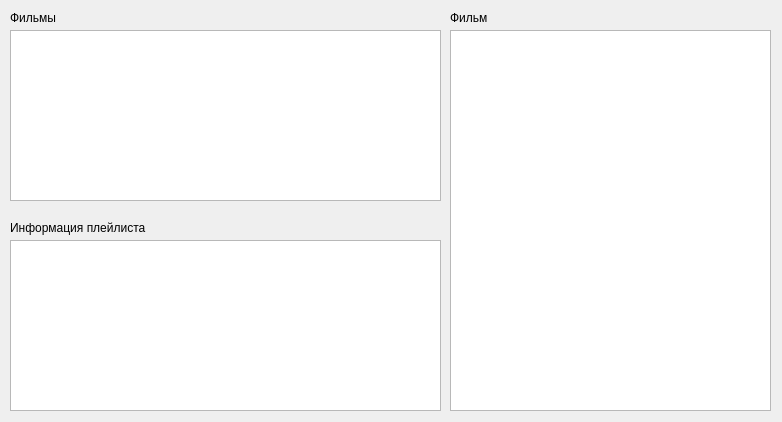
SaveTheTelvit/JustFilmInfoProject, file filmview.ui: the form before one commit.
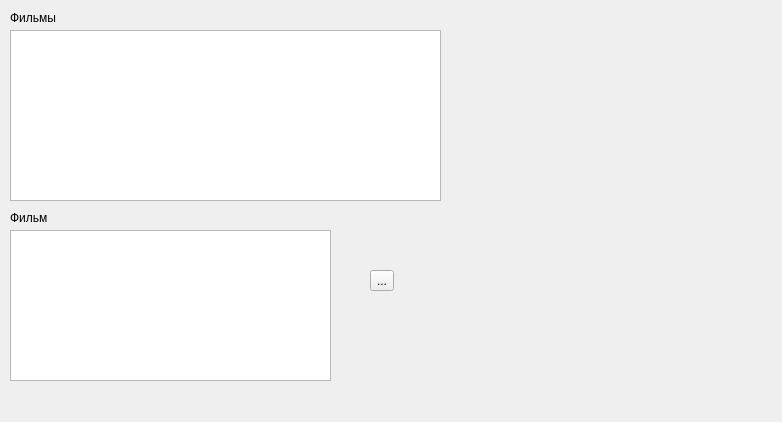
The form after the commit.

```diff
--- a/filmview.ui
+++ b/filmview.ui
@@ -36,24 +36,11 @@
     <string>Фильмы</string>
    </property>
   </widget>
-  <widget class="QLabel" name="LplaylistInfo">
-   <property name="geometry">
-    <rect>
-     <x>10</x>
-     <y>220</y>
-     <width>151</width>
-     <height>16</height>
-    </rect>
-   </property>
-   <property name="text">
-    <string>Информация плейлиста</string>
-   </property>
-  </widget>
   <widget class="QLabel" name="LFilmInfo">
    <property name="geometry">
     <rect>
-     <x>450</x>
-     <y>10</y>
+     <x>10</x>
+     <y>210</y>
      <width>58</width>
      <height>16</height>
     </rect>
@@ -62,26 +49,38 @@
     <string>Фильм</string>
    </property>
   </widget>
-  <widget class="QListWidget" name="PlaylistInfo">
-   <property name="geometry">
-    <rect>
-     <x>10</x>
-     <y>240</y>
-     <width>431</width>
-     <height>171</height>
-    </rect>
-   </property>
-  </widget>
   <widget class="QListWidget" name="FilmInfo">
    <property name="geometry">
     <rect>
-     <x>450</x>
-     <y>30</y>
+     <x>10</x>
+     <y>230</y>
      <width>321</width>
-     <height>381</height>
+     <height>151</height>
     </rect>
    </property>
   </widget>
+  <widget class="QWidget" name="horizontalLayoutWidget">
+   <property name="geometry">
+    <rect>
+     <x>370</x>
+     <y>270</y>
+     <width>160</width>
+     <height>80</height>
+    </rect>
+   </property>
+   <layout class="QHBoxLayout" name="horizontalLayout">
+    <property name="sizeConstraint">
+     <enum>QLayout::SetMinAndMaxSize</enum>
+    </property>
+    <item>
+     <widget class="QToolButton" name="toolButton">
+      <property name="text">
+       <string>...</string>
+      </property>
+     </widget>
+    </item>
+   </layout>
+  </widget>
  </widget>
  <resources/>
  <connections/>
```
